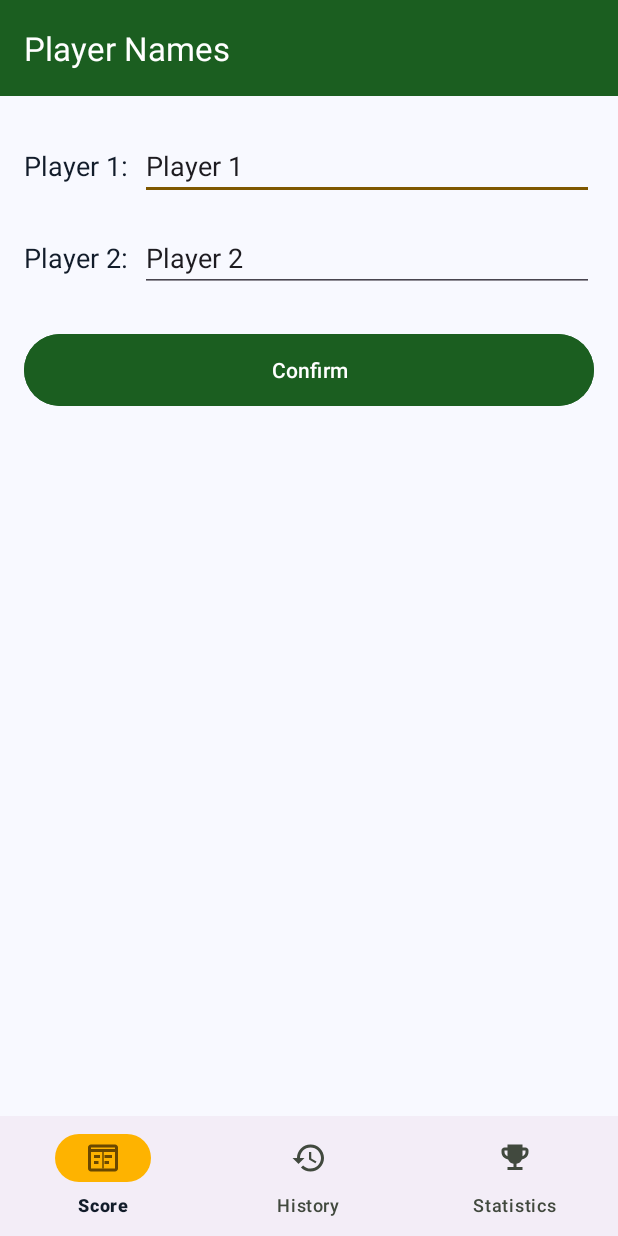
After one commit to Luiz-Mattos14/Truco-deck-of-cards, an Android app: the NamesActivity screen opened directly, with no data from a screen before it, on a phone screen of 412 x 824 dp. The commit adds this screen. Run offline under Robolectric (Android 15) with nearby library versions, the phone set to English and light mode, and no system bars.

Commit message:
feat: add names screen allowing players to set custom names
Implements Questão 4: a dedicated NamesActivity with two EditText
fields pre-filled with current names, a Confirm button that returns
the new names to MainActivity via ActivityResultLauncher, and
BottomNav wired to all three screens.

```diff
--- a/app/src/main/AndroidManifest.xml
+++ b/app/src/main/AndroidManifest.xml
@@ -24,6 +24,10 @@
             android:name=".HistoryActivity"
             android:exported="false"
             android:windowSoftInputMode="adjustResize" />
+        <activity
+            android:name=".NamesActivity"
+            android:exported="false"
+            android:windowSoftInputMode="adjustResize" />
     </application>
 
 </manifest>
--- a/app/src/main/java/br/edu/utfpr/baralhotruco/MainActivity.kt
+++ b/app/src/main/java/br/edu/utfpr/baralhotruco/MainActivity.kt
@@ -6,6 +6,8 @@ import android.view.View
 import android.widget.TextView
 import android.widget.Toast
 import androidx.activity.enableEdgeToEdge
+import androidx.activity.result.ActivityResultLauncher
+import androidx.activity.result.contract.ActivityResultContracts
 import androidx.appcompat.app.AlertDialog
 import androidx.appcompat.app.AppCompatActivity
 import androidx.core.view.ViewCompat
@@ -21,6 +23,19 @@ class MainActivity : AppCompatActivity() {
     private lateinit var tvPlayer2Name: TextView
     private lateinit var tvPlayer1Score: TextView
     private lateinit var tvPlayer2Score: TextView
+
+    // Launcher for NamesActivity — registered before onCreate so the system can restore
+    // it across process restarts. When RESULT_OK is received, both player name TextViews
+    // are updated with the values chosen on the names screen.
+    private val namesLauncher: ActivityResultLauncher<Intent> =
+        registerForActivityResult(ActivityResultContracts.StartActivityForResult()) { result ->
+            if (result.resultCode == RESULT_OK) {
+                tvPlayer1Name.text = result.data?.getStringExtra(NamesActivity.EXTRA_PLAYER_ONE_NAME)
+                    ?: return@registerForActivityResult
+                tvPlayer2Name.text = result.data?.getStringExtra(NamesActivity.EXTRA_PLAYER_TWO_NAME)
+                    ?: return@registerForActivityResult
+            }
+        }
 
     // Sets up the screen on first creation.
     // 1. Enables edge-to-edge rendering and inflates the layout.
@@ -63,7 +78,6 @@ class MainActivity : AppCompatActivity() {
     // 2. Score tap returns true  → BottomNav keeps Score highlighted (already here).
     // 3. History tap returns false → BottomNav does NOT change the visual selection,
     //    so Score stays highlighted even while HistoryActivity is opening.
-    //    This prevents the tab from appearing "wrong" when the user returns.
     // 4. Any other tab returns false (not yet implemented).
     private fun setupBottomNav() {
         val bottomNav = findViewById<BottomNavigationView>(R.id.bottomNav)
@@ -142,6 +156,15 @@ class MainActivity : AppCompatActivity() {
         startActivity(intent)
     }
 
+    // Builds an Intent with the current player names and launches NamesActivity for a result.
+    // The names are pre-filled in the EditText fields on the names screen.
+    private fun openNames() {
+        val intent = Intent(this, NamesActivity::class.java)
+        intent.putExtra(NamesActivity.EXTRA_PLAYER_ONE_NAME, tvPlayer1Name.text.toString())
+        intent.putExtra(NamesActivity.EXTRA_PLAYER_TWO_NAME, tvPlayer2Name.text.toString())
+        namesLauncher.launch(intent)
+    }
+
     // Adds 1 tento to Player 1 (simple round win).
     fun btnPlayerOnePlus1(view: View) = addPoints(1, 1)
 
@@ -178,8 +201,8 @@ class MainActivity : AppCompatActivity() {
     // Resets only the current match scores (Zerar Pontuação button).
     fun onResetGame(view: View) = resetScore()
 
-    // Opens the dialog to edit player names (not yet implemented — Questão 4).
-    fun onEditNames(view: View) { }
+    // Opens the names screen so the user can customize both player names (Questão 4).
+    fun onEditNames(view: View) = openNames()
 
     companion object {
         // Extra key used by HistoryActivity to signal that win counters should be zeroed.
--- /dev/null
+++ b/app/src/main/java/br/edu/utfpr/baralhotruco/NamesActivity.kt
@@ -0,0 +1,96 @@
+package br.edu.utfpr.baralhotruco
+
+import android.content.Intent
+import android.os.Bundle
+import android.view.View
+import android.widget.EditText
+import androidx.activity.enableEdgeToEdge
+import androidx.appcompat.app.AppCompatActivity
+import androidx.core.view.ViewCompat
+import androidx.core.view.WindowInsetsCompat
+import com.google.android.material.bottomnavigation.BottomNavigationView
+
+class NamesActivity : AppCompatActivity() {
+
+    private lateinit var etPlayer1Name: EditText
+    private lateinit var etPlayer2Name: EditText
+
+    // Sets up the screen on first creation.
+    // 1. Enables edge-to-edge rendering and inflates the layout.
+    // 2. Applies window insets so the keyboard does not cover the form fields.
+    // 3. Binds the EditText views for both player names.
+    // 4. Pre-fills the fields with the names received from MainActivity.
+    // 5. Configures the bottom navigation bar.
+    override fun onCreate(savedInstanceState: Bundle?) {
+        super.onCreate(savedInstanceState)
+        enableEdgeToEdge()
+        setContentView(R.layout.activity_names)
+        ViewCompat.setOnApplyWindowInsetsListener(findViewById(R.id.main)) { v, insets ->
+            val systemBars = insets.getInsets(WindowInsetsCompat.Type.systemBars())
+            v.setPadding(systemBars.left, systemBars.top, systemBars.right, 0)
+            insets
+        }
+
+        etPlayer1Name = findViewById(R.id.etPlayer1Name)
+        etPlayer2Name = findViewById(R.id.etPlayer2Name)
+
+        val p1 = intent.getStringExtra(EXTRA_PLAYER_ONE_NAME) ?: getString(R.string.player1_default)
+        val p2 = intent.getStringExtra(EXTRA_PLAYER_TWO_NAME) ?: getString(R.string.player2_default)
+        etPlayer1Name.setText(p1.trimEnd(':').trim())
+        etPlayer2Name.setText(p2.trimEnd(':').trim())
+
+        setupBottomNav()
+    }
+
+    // Configures the bottom navigation bar.
+    // 1. Marks the Score tab as selected — this screen is part of the main game setup.
+    // 2. Score tap navigates back to MainActivity clearing the back stack.
+    // 3. History tap navigates to HistoryActivity.
+    // 4. Both navigation taps return false so the visual selection does not change.
+    private fun setupBottomNav() {
+        val bottomNav = findViewById<BottomNavigationView>(R.id.bottomNav)
+        bottomNav.selectedItemId = R.id.nav_score
+        bottomNav.setOnItemSelectedListener { item ->
+            when (item.itemId) {
+                R.id.nav_score -> {
+                    val intent = Intent(this, MainActivity::class.java)
+                    intent.flags = Intent.FLAG_ACTIVITY_CLEAR_TOP or Intent.FLAG_ACTIVITY_SINGLE_TOP
+                    startActivity(intent)
+                    false
+                }
+                R.id.nav_history -> {
+                    val intent = Intent(this, HistoryActivity::class.java)
+                    intent.flags = Intent.FLAG_ACTIVITY_CLEAR_TOP or Intent.FLAG_ACTIVITY_SINGLE_TOP
+                    startActivity(intent)
+                    false
+                }
+                else -> false
+            }
+        }
+    }
+
+    // Handles the Confirm button click.
+    // 1. Reads both EditText values and trims whitespace.
+    // 2. Falls back to the default string when the field is left empty.
+    // 3. Appends a colon so the name matches the display format used on the main screen.
+    // 4. Puts both names in the result Intent and sets RESULT_OK.
+    // 5. Finishes the Activity so MainActivity receives the result via its launcher.
+    fun onConfirm(view: View) {
+        val name1 = etPlayer1Name.text.toString().trim()
+        val name2 = etPlayer2Name.text.toString().trim()
+
+        val result1 = if (name1.isNotEmpty()) "$name1:" else getString(R.string.player1_default)
+        val result2 = if (name2.isNotEmpty()) "$name2:" else getString(R.string.player2_default)
+
+        val intent = Intent()
+        intent.putExtra(EXTRA_PLAYER_ONE_NAME, result1)
+        intent.putExtra(EXTRA_PLAYER_TWO_NAME, result2)
+        setResult(RESULT_OK, intent)
+        finish()
+    }
+
+    companion object {
+        const val EXTRA_PLAYER_ONE_NAME = "player_one_name"
+        const val EXTRA_PLAYER_TWO_NAME = "player_two_name"
+    }
+}
--- /dev/null
+++ b/app/src/main/res/layout/activity_names.xml
@@ -0,0 +1,115 @@
+<?xml version="1.0" encoding="utf-8"?>
+<LinearLayout xmlns:android="http://schemas.android.com/apk/res/android"
+    xmlns:app="http://schemas.android.com/apk/res-auto"
+    xmlns:tools="http://schemas.android.com/tools"
+    android:id="@+id/main"
+    android:layout_width="match_parent"
+    android:layout_height="match_parent"
+    android:orientation="vertical"
+    android:background="@color/md_background"
+    tools:context=".NamesActivity">
+
+    <!-- Toolbar -->
+    <LinearLayout
+        android:layout_width="match_parent"
+        android:layout_height="wrap_content"
+        android:background="@color/md_primary"
+        android:orientation="vertical">
+
+        <androidx.appcompat.widget.Toolbar
+            android:id="@+id/toolbar"
+            android:layout_width="match_parent"
+            android:layout_height="?attr/actionBarSize"
+            android:background="@color/md_primary"
+            app:title="@string/screen_title_names"
+            app:titleTextColor="@color/white" />
+
+    </LinearLayout>
+
+    <!-- Content -->
+    <LinearLayout
+        android:layout_width="match_parent"
+        android:layout_height="0dp"
+        android:layout_weight="1"
+        android:orientation="vertical"
+        android:paddingHorizontal="16dp"
+        android:paddingTop="24dp"
+        android:paddingBottom="16dp">
+
+        <!-- Player 1 label and name field -->
+        <LinearLayout
+            android:layout_width="match_parent"
+            android:layout_height="wrap_content"
+            android:orientation="horizontal"
+            android:gravity="center_vertical"
+            android:layout_marginBottom="16dp">
+
+            <TextView
+                android:layout_width="wrap_content"
+                android:layout_height="wrap_content"
+                android:text="@string/player1_default"
+                android:textColor="@color/md_on_surface"
+                android:textSize="18sp"
+                android:layout_marginEnd="8dp" />
+
+            <EditText
+                android:id="@+id/etPlayer1Name"
+                android:layout_width="0dp"
+                android:layout_height="wrap_content"
+                android:layout_weight="1"
+                android:hint="@string/hint_player_name"
+                android:inputType="textPersonName"
+                android:textSize="18sp"
+                android:maxLines="1" />
+
+        </LinearLayout>
+
+        <!-- Player 2 label and name field -->
+        <LinearLayout
+            android:layout_width="match_parent"
+            android:layout_height="wrap_content"
+            android:orientation="horizontal"
+            android:gravity="center_vertical"
+            android:layout_marginBottom="24dp">
+
+            <TextView
+                android:layout_width="wrap_content"
+                android:layout_height="wrap_content"
+                android:text="@string/player2_default"
+                android:textColor="@color/md_on_surface"
+                android:textSize="18sp"
+                android:layout_marginEnd="8dp" />
+
+            <EditText
+                android:id="@+id/etPlayer2Name"
+                android:layout_width="0dp"
+                android:layout_height="wrap_content"
+                android:layout_weight="1"
+                android:hint="@string/hint_player_name"
+                android:inputType="textPersonName"
+                android:textSize="18sp"
+                android:maxLines="1" />
+
+        </LinearLayout>
+
+        <!-- Confirm button -->
+        <Button
+            android:id="@+id/btnConfirm"
+            android:layout_width="match_parent"
+            android:layout_height="56dp"
+            android:backgroundTint="@color/md_primary"
+            android:text="@string/btn_confirm"
+            android:textColor="@color/white"
+            android:onClick="onConfirm" />
+
+    </LinearLayout>
+
+    <!-- Bottom Navigation -->
+    <com.google.android.material.bottomnavigation.BottomNavigationView
+        android:id="@+id/bottomNav"
+        android:layout_width="match_parent"
+        android:layout_height="wrap_content"
+        app:labelVisibilityMode="labeled"
+        app:menu="@menu/bottom_nav_menu" />
+
+</LinearLayout>
--- a/app/src/main/res/values/strings.xml
+++ b/app/src/main/res/values/strings.xml
@@ -38,6 +38,11 @@
     <string name="toast_score_reset">Score reset!</string>
     <string name="toast_history_reset">History reset!</string>
 
+    <!-- Names screen -->
+    <string name="screen_title_names">Player Names</string>
+    <string name="hint_player_name">Enter name</string>
+    <string name="btn_confirm">Confirm</string>
+
     <!-- Game over dialog -->
     <string name="dialog_game_over_title">Game Over!</string>
     <string name="dialog_game_over_message">%s won the match!</string>
```
Also changed, not shown: 2 other files.
